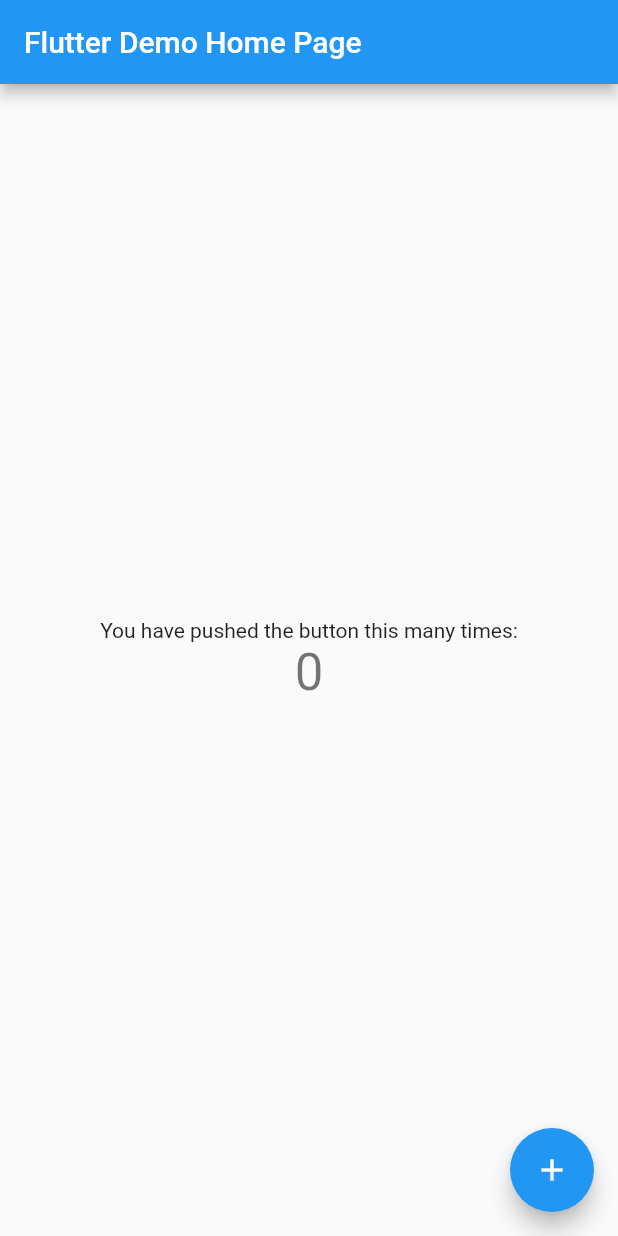
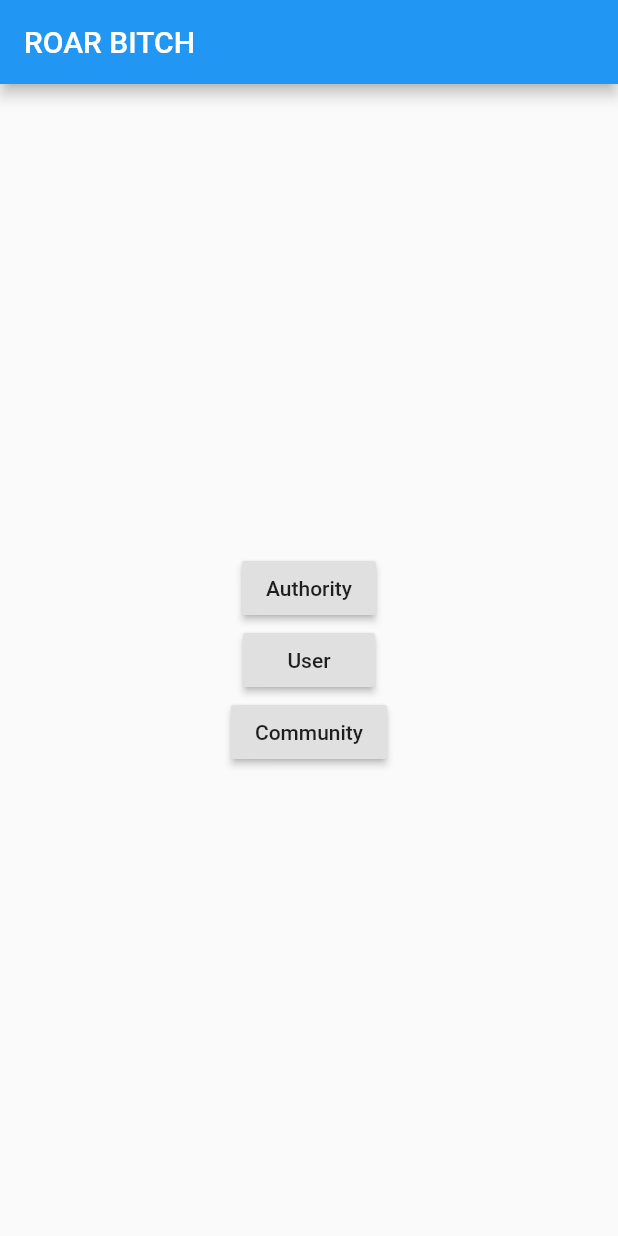
Before and after one commit to crystal-chung/roar-1, a Flutter app: the screen it shows after launch, on a phone screen of 412 x 824 dp. Run offline on Flutter 3.47's test engine with Material 2 defaults, Android fonts, the phone set to English and light mode, and no system bars.

Commit message:
adding navigation buttons for User, Authority, and Community workflows

```diff
--- a/lib/main.dart
+++ b/lib/main.dart
@@ -1,79 +1,20 @@
 import 'package:flutter/material.dart';
 
-void main() => runApp(MyApp());
+void main() {
+  runApp(MaterialApp(
+    title: 'Navigation Basics',
+    home: FirstRoute(),
+  ));
+}
 
-class MyApp extends StatelessWidget {
-  // This widget is the root of your application.
+class FirstRoute extends StatelessWidget {
   @override
   Widget build(BuildContext context) {
-    return MaterialApp(
-      title: 'Flutter Demo',
-      theme: ThemeData(
-        // This is the theme of your application.
-        //
-        // Try running your application with "flutter run". You'll see the
-        // application has a blue toolbar. Then, without quitting the app, try
-        // changing the primarySwatch below to Colors.green and then invoke
-        // "hot reload" (press "r" in the console where you ran "flutter run",
-        // or simply save your changes to "hot reload" in a Flutter IDE).
-        // Notice that the counter didn't reset back to zero; the application
-        // is not restarted.
-        primarySwatch: Colors.blue,
-      ),
-      home: MyHomePage(title: 'Flutter Demo Home Page'),
-    );
-  }
-}
-
-class MyHomePage extends StatefulWidget {
-  MyHomePage({Key key, this.title}) : super(key: key);
-
-  // This widget is the home page of your application. It is stateful, meaning
-  // that it has a State object (defined below) that contains fields that affect
-  // how it looks.
-
-  // This class is the configuration for the state. It holds the values (in this
-  // case the title) provided by the parent (in this case the App widget) and
-  // used by the build method of the State. Fields in a Widget subclass are
-  // always marked "final".
-
-  final String title;
-
-  @override
-  _MyHomePageState createState() => _MyHomePageState();
-}
-
-class _MyHomePageState extends State<MyHomePage> {
-  int _counter = 0;
-
-  void _incrementCounter() {
-    setState(() {
-      // This call to setState tells the Flutter framework that something has
-      // changed in this State, which causes it to rerun the build method below
-      // so that the display can reflect the updated values. If we changed
-      // _counter without calling setState(), then the build method would not be
-      // called again, and so nothing would appear to happen.
-      _counter++;
-    });
-  }
-
-  @override
-  Widget build(BuildContext context) {
-    // This method is rerun every time setState is called, for instance as done
-    // by the _incrementCounter method above.
-    //
-    // The Flutter framework has been optimized to make rerunning build methods
-    // fast, so that you can just rebuild anything that needs updating rather
-    // than having to individually change instances of widgets.
     return Scaffold(
       appBar: AppBar(
-        // Here we take the value from the MyHomePage object that was created by
-        // the App.build method, and use it to set our appbar title.
-        title: Text(widget.title),
+        title: Text('ROAR BITCH'),
       ),
       body: Center(
-        // Center is a layout widget. It takes a single child and positions it
-        // in the middle of the parent.
         child: Column(
           // Column is also a layout widget. It takes a list of children and
           // arranges them vertically. By default, it sizes itself to fit its
@@ -91,21 +32,46 @@
           // horizontal).
           mainAxisAlignment: MainAxisAlignment.center,
           children: <Widget>[
-            Text(
-              'You have pushed the button this many times:',
+            RaisedButton(
+              onPressed: () {
+                Navigator.pop(context);
+              },
+              child: Text('Authority'),
             ),
-            Text(
-              '$_counter',
-              style: Theme.of(context).textTheme.display1,
+            RaisedButton(
+              onPressed: () {
+                Navigator.pop(context);
+              },
+              child: Text('User'),
             ),
+            RaisedButton(
+              onPressed: () {
+                Navigator.pop(context);
+              },
+              child: Text('Community'),
+            )
           ],
         ),
       ),
-      floatingActionButton: FloatingActionButton(
-        onPressed: _incrementCounter,
-        tooltip: 'Increment',
-        child: Icon(Icons.add),
-      ), // This trailing comma makes auto-formatting nicer for build methods.
     );
   }
 }
+
+class SecondRoute extends StatelessWidget {
+  @override
+  Widget build(BuildContext context) {
+    return Scaffold(
+      appBar: AppBar(
+        title: Text("Second Route"),
+      ),
+      body: Center(
+        child: RaisedButton(
+          onPressed: () {
+            Navigator.pop(context);
+          },
+          child: Text('Go back!'),
+        ),
+      ),
+    );
+  }
+}
```
